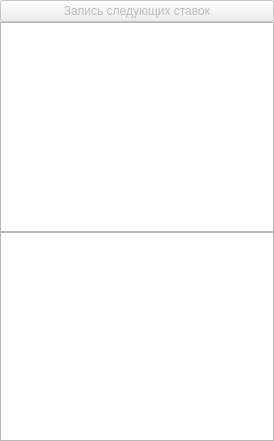
Old version of the form poi/football/form/championat_widget.ui in the repository trehomudia/kpso.
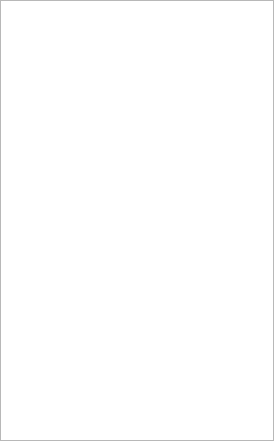
New version of the form. Custom widgets are drawn as their Qt base class.

What changed in the file:
```diff
--- a/poi/football/form/championat_widget.ui
+++ b/poi/football/form/championat_widget.ui
@@ -29,32 +29,9 @@
    <property name="bottomMargin">
     <number>0</number>
    </property>
-   <item>
-    <widget class="QPushButton" name="pushButton">
-     <property name="enabled">
-      <bool>false</bool>
-     </property>
-     <property name="text">
-      <string>Запись следующих ставок</string>
-     </property>
-    </widget>
-   </item>
    <item>
     <widget class="CTableViewWd" name="commonView"/>
    </item>
-   <item>
-    <widget class="CTableViewWd" name="resultView">
-     <property name="editTriggers">
-      <set>QAbstractItemView::AnyKeyPressed|QAbstractItemView::EditKeyPressed</set>
-     </property>
-     <property name="selectionMode">
-      <enum>QAbstractItemView::NoSelection</enum>
-     </property>
-     <property name="selectionBehavior">
-      <enum>QAbstractItemView::SelectRows</enum>
-     </property>
-    </widget>
-   </item>
   </layout>
  </widget>
  <layoutdefault spacing="6" margin="11"/>
```
